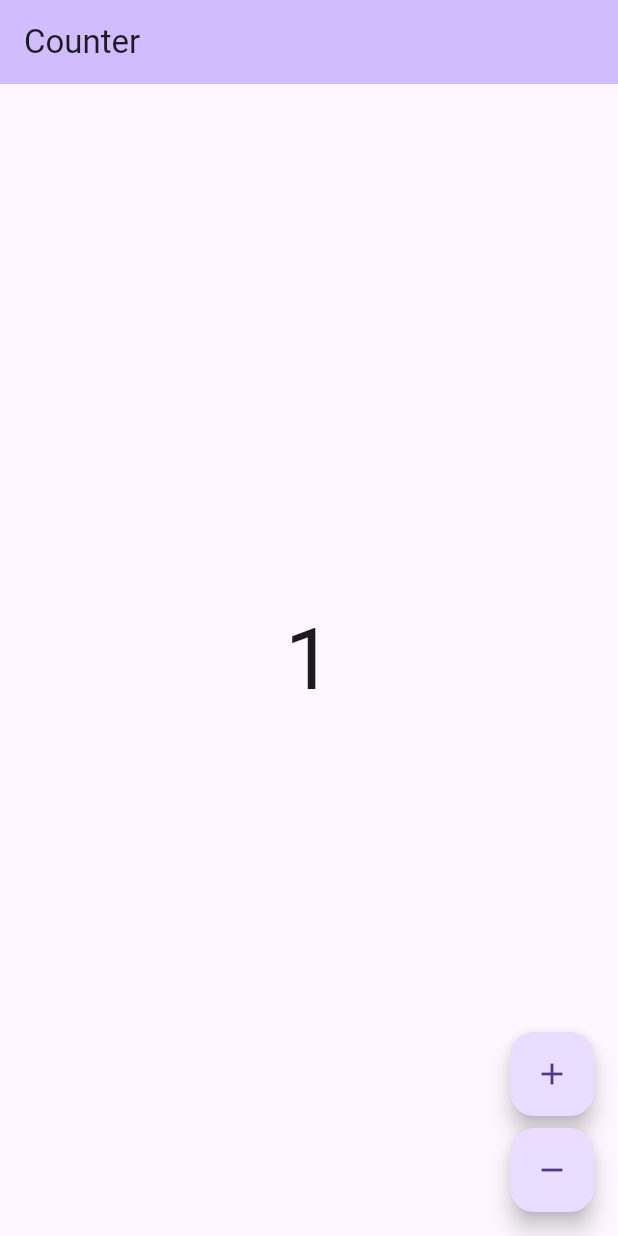
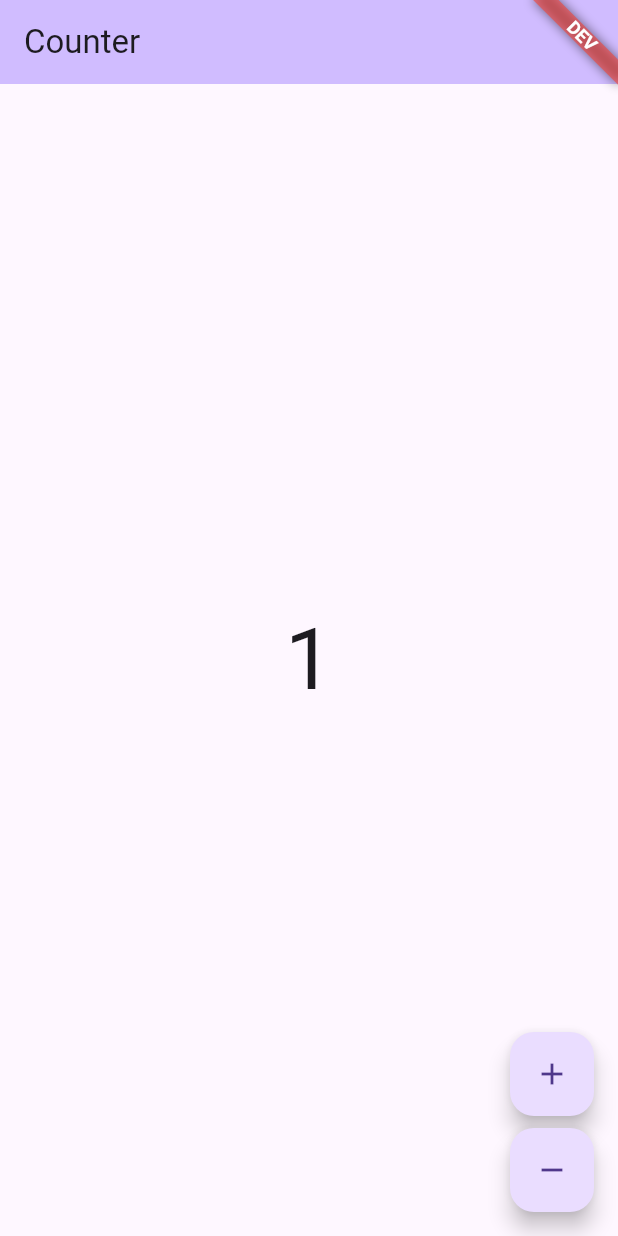
Before and after one commit to adampermana/happyfinance_mobile, a Flutter app: the screen it shows after launch, after a tap on the "add" icon, on a phone screen of 412 x 824 dp. Run offline on Flutter 3.47's test engine with Material 3 defaults, Android fonts, the phone set to English and light mode, and no system bars; our stand-ins replace bloc, cached_network_image, dio, flutter_bloc, flutter_hooks, flutter_svg and 4 more; accounts and stored records are empty; generated files the repository leaves out were written again.

Commit message:
feat: add Dio API setup and custom HTTP overrides; implement flavor banners for development and staging

```diff
--- /dev/null
+++ b/devtools_options.yaml
@@ -0,0 +1,3 @@
+description: This file stores settings for Dart & Flutter DevTools.
+documentation: https://docs.flutter.dev/tools/devtools/extensions#configure-extension-enablement-states
+extensions:
--- a/lib/bootstrap.dart
+++ b/lib/bootstrap.dart
@@ -3,6 +3,9 @@ import 'dart:developer';
 
 import 'package:bloc/bloc.dart';
 import 'package:flutter/widgets.dart';
+import 'package:happyfinance_mobile/presentation/app/resources/color_palette.dart';
+
+part 'presentation/widget/custom_flavors_banner.dart';
 
 class AppBlocObserver extends BlocObserver {
   const AppBlocObserver();
--- a/lib/main_development.dart
+++ b/lib/main_development.dart
@@ -2,5 +2,7 @@ import 'package:happyfinance_mobile/bootstrap.dart';
 import 'package:happyfinance_mobile/presentation/app/app.dart';
 
 Future<void> main() async {
-  await bootstrap(() => const App());
+  await bootstrap(
+    () => customFlavorBanner(flavor: 'dev', child: const App()),
+  );
 }
--- a/lib/main_staging.dart
+++ b/lib/main_staging.dart
@@ -2,5 +2,7 @@ import 'package:happyfinance_mobile/bootstrap.dart';
 import 'package:happyfinance_mobile/presentation/app/app.dart';
 
 Future<void> main() async {
-  await bootstrap(() => const App());
+  await bootstrap(
+    () => customFlavorBanner(flavor: 'staging', child: const App()),
+  );
 }
--- /dev/null
+++ b/lib/presentation/widget/custom_flavors_banner.dart
@@ -0,0 +1,18 @@
+part of '../../bootstrap.dart';
+
+Widget customFlavorBanner({required Widget child, required String flavor}) {
+  if (flavor.isEmpty) {
+    return child;
+  }
+
+  return Directionality(
+    textDirection: TextDirection.ltr, // Atur arah teks
+    child: Banner(
+      message: flavor.toUpperCase(),
+      location: BannerLocation.topEnd,
+      color: flavor == 'dev' ? ColorPalette.kBanerRed : ColorPalette.kBanerRed,
+      textStyle: const TextStyle(fontWeight: FontWeight.bold, fontSize: 12),
+      child: child,
+    ),
+  );
+}
--- a/pubspec.yaml
+++ b/pubspec.yaml
@@ -39,6 +39,7 @@ dependencies:
   path_provider: ^2.1.5
   permission_handler: ^12.0.1
   pinput: ^6.0.2
+  pretty_dio_logger: ^1.4.0
   shimmer: ^3.0.0
   wechat_assets_picker: ^10.1.0
 
```
Also changed, not shown: lib/infrastructure/core/api/dio_api.dart (added, +22 -0 lines), lib/infrastructure/core/api/dio_interceptors.dart (added), pubspec.lock, 1 other file.
